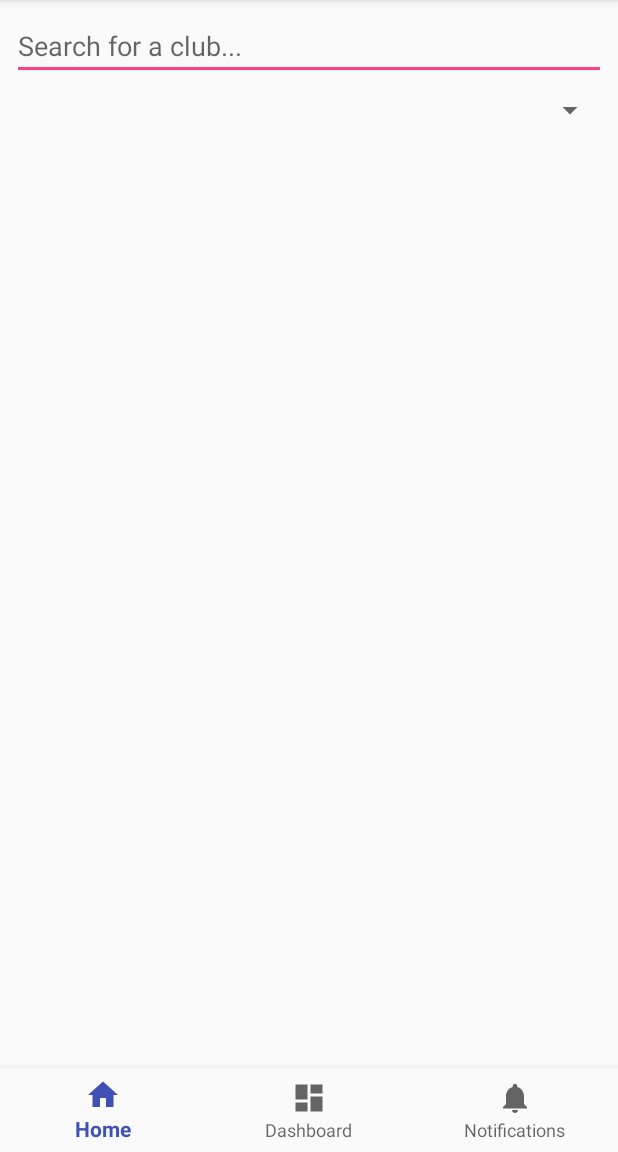
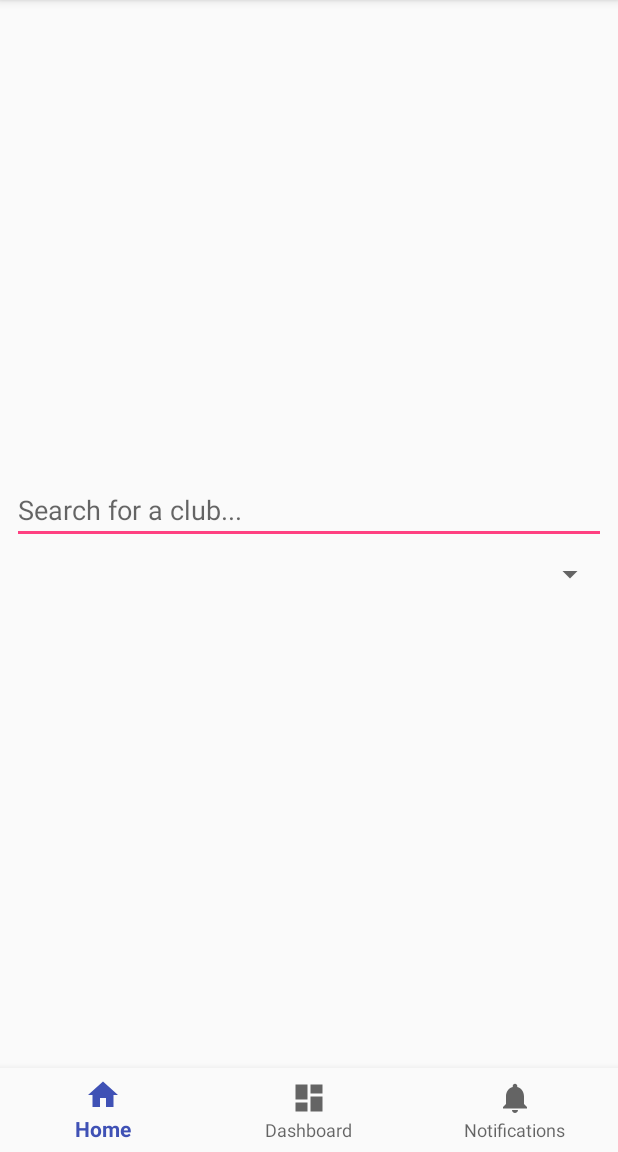
Before and after one commit to SChakravorti21/RUInvolved, an Android app: the screen it shows after launch (StudentActivity), on a phone screen of 412 x 824 dp, the part 84-1236 px from its top. Run offline under Robolectric (Android 15) with nearby library versions, the phone set to English and light mode, and no system bars; our stand-ins replace RxJava; libraries missing offline, so code that uses them is left out: com.jakewharton.retrofit2; 4 statements that could not run were skipped.

Commit message:
Refactored club search to new fragment

```diff
--- a/android-app/app/src/main/java/com/example/shoumyo/ruinvolved/StudentActivity.java
+++ b/android-app/app/src/main/java/com/example/shoumyo/ruinvolved/StudentActivity.java
@@ -4,14 +4,18 @@ import android.annotation.SuppressLint;
 import android.os.Bundle;
 import android.support.annotation.NonNull;
 import android.support.design.widget.BottomNavigationView;
+import android.support.v4.app.Fragment;
+import android.support.v4.app.FragmentTransaction;
 import android.support.v7.app.AppCompatActivity;
 import android.util.Log;
 import android.view.MenuItem;
 import android.view.View;
+import android.widget.FrameLayout;
 
 import com.example.shoumyo.ruinvolved.R;
 import com.example.shoumyo.ruinvolved.data_sources.ClubsDataSource;
 import com.example.shoumyo.ruinvolved.ui.MultiSelectionSpinner;
+import com.example.shoumyo.ruinvolved.ui.fragments.ClubSearchFragment;
 
 import org.jetbrains.annotations.Nullable;
 
@@ -22,20 +26,19 @@ import io.reactivex.Scheduler;
 import io.reactivex.android.schedulers.AndroidSchedulers;
 import io.reactivex.schedulers.Schedulers;
 
-public class StudentActivity extends AppCompatActivity implements MultiSelectionSpinner.OnMultipleItemsSelectedListener {
-    @Nullable
-    private ClubsDataSource clubDataSource;
-    private MultiSelectionSpinner selectionSpinner;
+public class StudentActivity extends AppCompatActivity {
 
     protected void onCreate(@Nullable Bundle savedInstanceState) {
         super.onCreate(savedInstanceState);
         this.setContentView(R.layout.activity_student);
+        setFragment(new ClubSearchFragment());
 
         BottomNavigationView bottomNavigationView = findViewById(R.id.navigation);
         bottomNavigationView.setOnNavigationItemSelectedListener(
                 menuItem -> {
                     switch (menuItem.getItemId()) {
                         case R.id.navigation_home:
+                            setFragment(new ClubSearchFragment());
                             return true;
                         case R.id.navigation_dashboard:
                             return true;
@@ -46,40 +49,12 @@ public class StudentActivity extends AppCompatActivity implements MultiSelection
                     return false;
                 }
         );
-
-        this.clubDataSource = new ClubsDataSource(this);
-        this.initializeMultiSelect();
     }
 
-    @SuppressLint("CheckResult")
-    private void initializeMultiSelect() {
-        selectionSpinner = findViewById(R.id.categories);
-        selectionSpinner.setListener(this);
-
-        clubDataSource.getAllCategories()
-                .subscribeOn(Schedulers.newThread())
-                .observeOn(AndroidSchedulers.mainThread())
-                .subscribe(
-                        categories -> {
-                            String[] category_names = new String[categories.size()];
-                            selectionSpinner.setItems( categories.toArray(category_names) );
-                        },
-                        error -> error.printStackTrace()
-                );
-    }
-
-    public void selectedIndices(@Nullable List<Integer> indices) {
-
-    }
-
-    @SuppressLint("CheckResult")
-    public void selectedStrings(@Nullable List<String> categories) {
-        clubDataSource.getClubsForCategories(categories)
-                .subscribeOn(Schedulers.computation())
-                .observeOn(AndroidSchedulers.mainThread())
-                .subscribe(
-                        clubs -> clubs.get(0),
-                        error -> error.printStackTrace()
-                );
+    private void setFragment(Fragment fragment) {
+        getSupportFragmentManager()
+                .beginTransaction()
+                .replace(R.id.fragment_container, fragment)
+                .commit();
     }
 }
--- /dev/null
+++ b/android-app/app/src/main/java/com/example/shoumyo/ruinvolved/ui/fragments/ClubListFragment.java
@@ -0,0 +1,6 @@
+package com.example.shoumyo.ruinvolved.ui.fragments;
+
+import android.support.v4.app.Fragment;
+
+public class ClubListFragment extends Fragment {
+}
--- /dev/null
+++ b/android-app/app/src/main/java/com/example/shoumyo/ruinvolved/ui/fragments/ClubSearchFragment.java
@@ -0,0 +1,72 @@
+package com.example.shoumyo.ruinvolved.ui.fragments;
+
+import android.annotation.SuppressLint;
+import android.os.Bundle;
+import android.support.annotation.NonNull;
+import android.support.annotation.Nullable;
+import android.support.v4.app.Fragment;
+import android.view.LayoutInflater;
+import android.view.View;
+import android.view.ViewGroup;
+
+import com.example.shoumyo.ruinvolved.R;
+import com.example.shoumyo.ruinvolved.data_sources.ClubsDataSource;
+import com.example.shoumyo.ruinvolved.ui.MultiSelectionSpinner;
+
+import java.util.List;
+
+import io.reactivex.android.schedulers.AndroidSchedulers;
+import io.reactivex.schedulers.Schedulers;
+
+public class ClubSearchFragment extends Fragment implements MultiSelectionSpinner.OnMultipleItemsSelectedListener {
+
+    private ClubsDataSource clubDataSource;
+    private MultiSelectionSpinner selectionSpinner;
+
+    @Override
+    public void onCreate(@Nullable Bundle savedInstanceState) {
+        super.onCreate(savedInstanceState);
+        this.clubDataSource = new ClubsDataSource(getContext());
+    }
+
+    @Nullable
+    @Override
+    public View onCreateView(@NonNull LayoutInflater inflater, @Nullable ViewGroup container, @Nullable Bundle savedInstanceState) {
+        View root = inflater.inflate(R.layout.fragment_club_search, container, false);
+        this.initializeMultiSelect(root);
+
+        return root;
+    }
+
+    @SuppressLint("CheckResult")
+    private void initializeMultiSelect(View viewRoot) {
+        selectionSpinner = viewRoot.findViewById(R.id.categories);
+        selectionSpinner.setListener(this);
+
+        clubDataSource.getAllCategories()
+                .subscribeOn(Schedulers.newThread())
+                .observeOn(AndroidSchedulers.mainThread())
+                .subscribe(
+                        categories -> {
+                            String[] category_names = new String[categories.size()];
+                            selectionSpinner.setItems( categories.toArray(category_names) );
+                        },
+                        error -> error.printStackTrace()
+                );
+    }
+
+    public void selectedIndices(@org.jetbrains.annotations.Nullable List<Integer> indices) {
+
+    }
+
+    @SuppressLint("CheckResult")
+    public void selectedStrings(@org.jetbrains.annotations.Nullable List<String> categories) {
+        clubDataSource.getClubsForCategories(categories)
+                .subscribeOn(Schedulers.computation())
+                .observeOn(AndroidSchedulers.mainThread())
+                .subscribe(
+                        clubs -> clubs.get(0),
+                        error -> error.printStackTrace()
+                );
+    }
+}
--- a/android-app/app/src/main/res/layout/activity_student.xml
+++ b/android-app/app/src/main/res/layout/activity_student.xml
@@ -8,40 +8,14 @@
     android:layout_height="match_parent"
     tools:context=".StudentActivity">
 
-    <EditText
-        android:id="@+id/clubSearchQuery"
+    <FrameLayout
+        android:id="@+id/fragment_container"
         android:layout_width="match_parent"
         android:layout_height="wrap_content"
-        android:layout_marginEnd="@dimen/small_margin"
-        android:layout_marginStart="@dimen/small_margin"
-        android:layout_marginTop="@dimen/small_margin"
-        android:ems="10"
-        android:inputType="textCapWords"
-        android:hint="@string/club_search_query"
+        app:layout_constraintStart_toStartOf="parent"
         app:layout_constraintEnd_toEndOf="parent"
-        app:layout_constraintStart_toStartOf="parent"
-        app:layout_constraintTop_toTopOf="parent" />
-
-    <com.example.shoumyo.ruinvolved.ui.MultiSelectionSpinner
-        android:id="@+id/categories"
-        android:layout_width="match_parent"
-        android:layout_height="wrap_content"
-        android:layout_marginEnd="@dimen/small_margin"
-        android:layout_marginStart="@dimen/small_margin"
-        android:layout_marginTop="@dimen/small_margin"
-        app:layout_constraintEnd_toEndOf="parent"
-        app:layout_constraintLeft_toRightOf="parent"
-        app:layout_constraintTop_toBottomOf="@id/clubSearchQuery" />
-
-    <android.support.v7.widget.RecyclerView
-        android:layout_width="match_parent"
-        android:layout_height="wrap_content"
-        app:layout_constraintTop_toBottomOf="@id/categories"
-        app:layout_constraintEnd_toEndOf="parent"
-        app:layout_constraintLeft_toRightOf="parent"
-        android:layout_marginEnd="@dimen/small_margin"
-        android:layout_marginStart="@dimen/small_margin"
-        android:layout_marginTop="@dimen/small_margin" />
+        app:layout_constraintTop_toTopOf="parent"
+        app:layout_constraintBottom_toTopOf="@id/navigation" />
 
     <android.support.design.widget.BottomNavigationView
         android:id="@+id/navigation"
--- /dev/null
+++ b/android-app/app/src/main/res/layout/fragment_club_search.xml
@@ -0,0 +1,43 @@
+<?xml version="1.0" encoding="utf-8"?>
+<android.support.constraint.ConstraintLayout
+    xmlns:android="http://schemas.android.com/apk/res/android"
+    xmlns:app="http://schemas.android.com/apk/res-auto"
+    android:layout_width="match_parent"
+    android:layout_height="match_parent">
+
+    <EditText
+        android:id="@+id/clubSearchQuery"
+        android:layout_width="match_parent"
+        android:layout_height="wrap_content"
+        android:layout_marginEnd="@dimen/small_margin"
+        android:layout_marginStart="@dimen/small_margin"
+        android:layout_marginTop="@dimen/small_margin"
+        android:ems="10"
+        android:inputType="textCapWords"
+        android:hint="@string/club_search_query"
+        app:layout_constraintEnd_toEndOf="parent"
+        app:layout_constraintStart_toStartOf="parent"
+        app:layout_constraintTop_toTopOf="parent" />
+
+    <com.example.shoumyo.ruinvolved.ui.MultiSelectionSpinner
+        android:id="@+id/categories"
+        android:layout_width="match_parent"
+        android:layout_height="wrap_content"
+        android:layout_marginEnd="@dimen/small_margin"
+        android:layout_marginStart="@dimen/small_margin"
+        android:layout_marginTop="@dimen/small_margin"
+        app:layout_constraintEnd_toEndOf="parent"
+        app:layout_constraintLeft_toRightOf="parent"
+        app:layout_constraintTop_toBottomOf="@id/clubSearchQuery" />
+
+    <android.support.v7.widget.RecyclerView
+        android:layout_width="match_parent"
+        android:layout_height="wrap_content"
+        app:layout_constraintTop_toBottomOf="@id/categories"
+        app:layout_constraintEnd_toEndOf="parent"
+        app:layout_constraintLeft_toRightOf="parent"
+        android:layout_marginEnd="@dimen/small_margin"
+        android:layout_marginStart="@dimen/small_margin"
+        android:layout_marginTop="@dimen/small_margin" />
+
+</android.support.constraint.ConstraintLayout>
```
